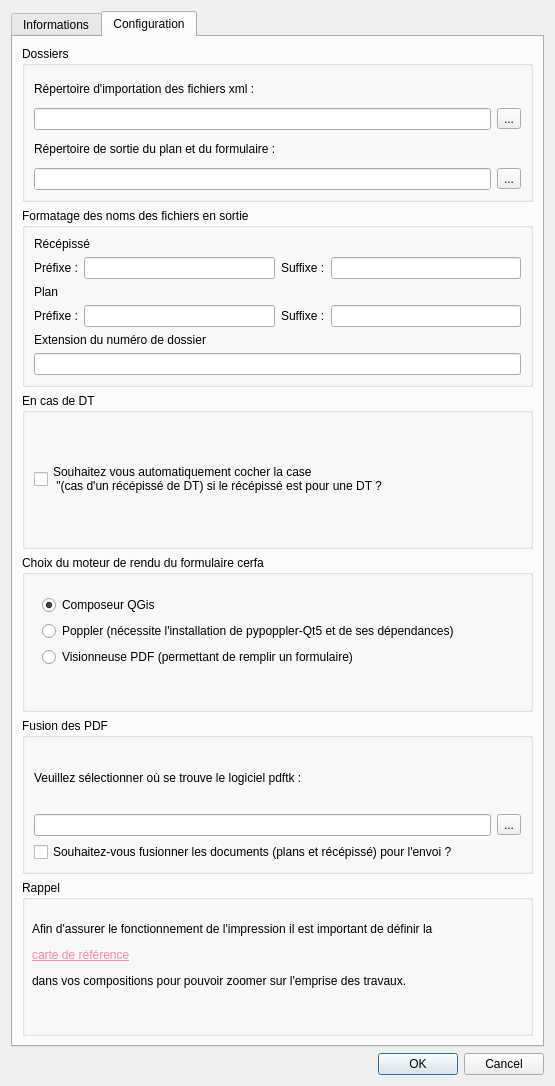
Above: DICT_dialog_config.ui from jmarsac/DICT before the change. Below: the same form after it.
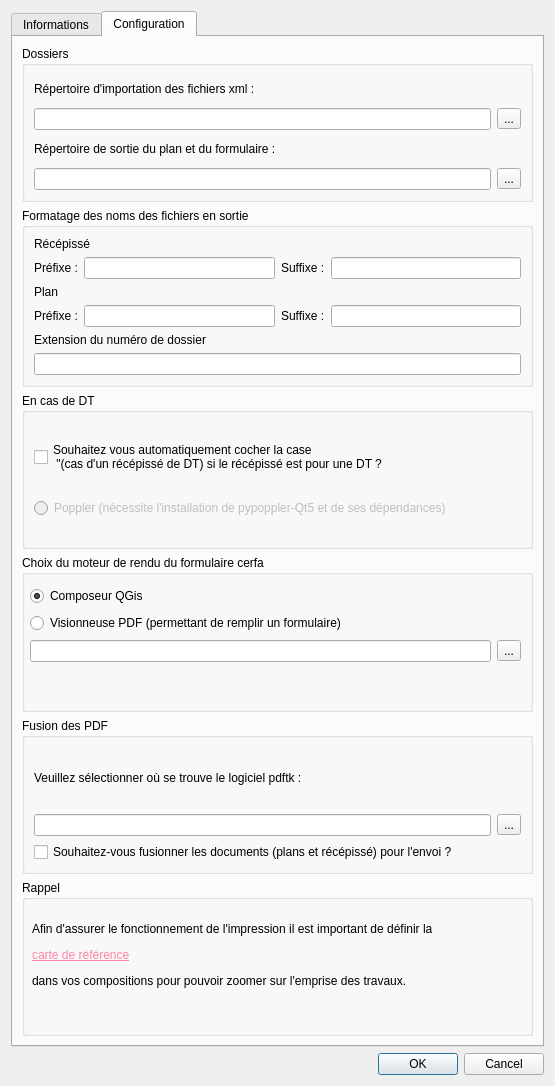
That is the form after the change.

Commit message: Disable Poppler radio button

What changed in the file:
```diff
--- a/DICT_dialog_config.ui
+++ b/DICT_dialog_config.ui
@@ -425,6 +425,16 @@
             </property>
            </widget>
           </item>
+          <item>
+           <widget class="QRadioButton" name="radioPoppler">
+            <property name="enabled">
+             <bool>false</bool>
+            </property>
+            <property name="text">
+             <string>Poppler (nécessite l'installation de pypoppler-Qt5 et de ses dépendances)</string>
+            </property>
+           </widget>
+          </item>
          </layout>
         </widget>
        </item>
@@ -433,17 +443,17 @@
          <property name="title">
           <string>Choix du moteur de rendu du formulaire cerfa</string>
          </property>
-         <widget class="QWidget" name="">
+         <widget class="QWidget" name="layoutWidget">
           <property name="geometry">
            <rect>
-            <x>20</x>
-            <y>40</y>
-            <width>448</width>
-            <height>74</height>
+            <x>8</x>
+            <y>30</y>
+            <width>491</width>
+            <height>81</height>
            </rect>
           </property>
-          <layout class="QVBoxLayout" name="verticalLayout_14">
-           <item>
+          <layout class="QGridLayout" name="gridLayout_8">
+           <item row="0" column="0">
             <widget class="QRadioButton" name="radioQGisComposer">
              <property name="text">
               <string>Composeur QGis</string>
@@ -453,20 +463,23 @@
              </property>
             </widget>
            </item>
-           <item>
-            <widget class="QRadioButton" name="radioPoppler">
-             <property name="text">
-              <string>Poppler (nécessite l'installation de pypoppler-Qt5 et de ses dépendances)</string>
-             </property>
-            </widget>
-           </item>
-           <item>
+           <item row="1" column="0">
             <widget class="QRadioButton" name="radioPdfReader">
              <property name="text">
               <string>Visionneuse PDF (permettant de remplir un formulaire)</string>
              </property>
             </widget>
            </item>
+           <item row="2" column="0">
+            <widget class="QLineEdit" name="configPDFReader"/>
+           </item>
+           <item row="2" column="1">
+            <widget class="QToolButton" name="toolButtonPDFReader">
+             <property name="text">
+              <string>...</string>
+             </property>
+            </widget>
+           </item>
           </layout>
          </widget>
         </widget>
```
The commit also changes 1 other file.
